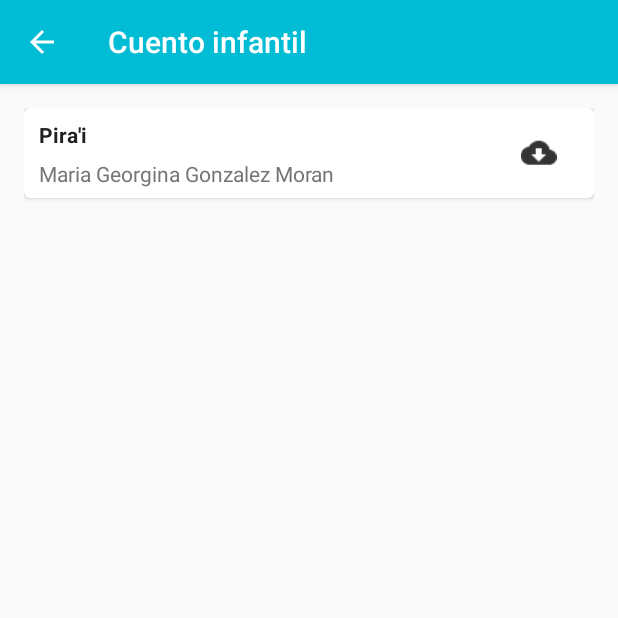
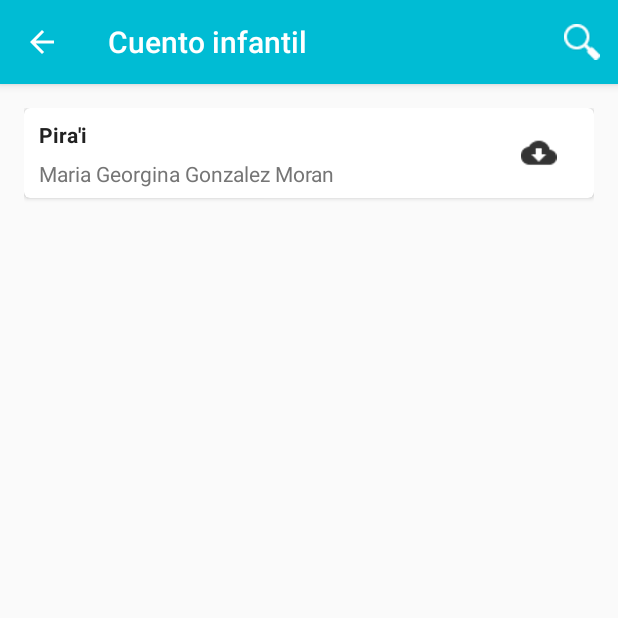
Before and after one commit to dianamelga/Arandu, an Android app: the CuentosActivity screen opened directly, with no data from a screen before it, on a phone screen of 412 x 824 dp, the top half of it. Run offline under Robolectric (Android 15) with nearby library versions, the phone set to English and light mode, and no system bars.

Commit message:
agregue boton de buscar en el toolbar de CuentosActivity, falta programar para que filtre

```diff
--- a/app/src/main/java/com/fpuna/arandu/Views/CuentosActivity.java
+++ b/app/src/main/java/com/fpuna/arandu/Views/CuentosActivity.java
@@ -1,5 +1,6 @@
 package com.fpuna.arandu.Views;
 
+import android.app.SearchManager;
 import android.content.Context;
 import android.media.Image;
 import android.support.design.widget.Snackbar;
@@ -7,8 +8,12 @@ import android.support.v7.app.AppCompatActivity;
 import android.os.Bundle;
 import android.support.v7.widget.LinearLayoutManager;
 import android.support.v7.widget.RecyclerView;
+import android.support.v7.widget.SearchView;
 import android.support.v7.widget.Toolbar;
 import android.text.Layout;
+import android.view.Menu;
+import android.view.MenuInflater;
+import android.view.MenuItem;
 import android.view.View;
 import android.widget.ImageButton;
 import android.widget.TextView;
@@ -18,6 +23,7 @@ import com.fpuna.arandu.Adapters.CategoriaAdapterRecyclerView;
 import com.fpuna.arandu.Adapters.CuentoAdapterRecyclerView;
 import com.fpuna.arandu.Clases.Cuento;
 import com.fpuna.arandu.Interfaces.ICuento;
+import com.fpuna.arandu.MainActivity;
 import com.fpuna.arandu.Presenters.CuentoPresenter;
 import com.fpuna.arandu.R;
 
@@ -29,6 +35,7 @@ public class CuentosActivity extends AppCompatActivity implements ICuento.View{
     View reproductor;
     ImageButton play;
     ImageButton pause;
+    SearchView mSearchView;
 
     protected void onCreate(Bundle savedInstanceState) {
         super.onCreate(savedInstanceState);
@@ -135,4 +142,38 @@ public class CuentosActivity extends AppCompatActivity implements ICuento.View{
         getSupportActionBar().setDisplayHomeAsUpEnabled(upButton);
 
     }
+
+    @Override
+    public boolean onCreateOptionsMenu(Menu menu) {
+        MenuInflater menuInflater = getMenuInflater();
+        menuInflater.inflate(R.menu.search_toolbar, menu);
+
+        MenuItem searchItem = menu.findItem(R.id.action_search);
+
+        SearchManager searchManager = (SearchManager) CuentosActivity.this.getSystemService(Context.SEARCH_SERVICE);
+        mSearchView = (SearchView) searchItem.getActionView();
+
+
+        if (mSearchView != null) {
+            mSearchView.setSearchableInfo(searchManager.getSearchableInfo(CuentosActivity.this.getComponentName()));
+
+            SearchView.OnQueryTextListener queryTextListener = new SearchView.OnQueryTextListener()
+            {
+                public boolean onQueryTextChange(String newText)
+                {
+                    //filtrar las categorias
+                    return true;
+                }
+
+                public boolean onQueryTextSubmit(String query)
+                {
+                    return true;
+                }
+            };
+
+            mSearchView.setOnQueryTextListener(queryTextListener);
+        }
+        return super.onCreateOptionsMenu(menu);
+
+    }
 }
--- a/app/src/main/res/layout/action_toolbar.xml
+++ b/app/src/main/res/layout/action_toolbar.xml
@@ -5,6 +5,9 @@
     android:theme="@style/AppTheme.AppBarOverlay"
     xmlns:android="http://schemas.android.com/apk/res/android">
 
+    <FrameLayout
+        android:layout_width="match_parent"
+        android:layout_height="match_parent">
     <android.support.v7.widget.Toolbar
         android:id="@+id/toolbar"
         android:layout_width="match_parent"
@@ -12,4 +15,5 @@
         android:background="?attr/colorPrimary"
         app:popupTheme="@style/AppTheme.PopupOverlay" />
 
+    </FrameLayout>
 </android.support.design.widget.AppBarLayout>
--- /dev/null
+++ b/app/src/main/res/menu/search_toolbar.xml
@@ -0,0 +1,12 @@
+<?xml version="1.0" encoding="utf-8"?>
+<menu xmlns:android="http://schemas.android.com/apk/res/android"
+    xmlns:tools="http://schemas.android.com/tools"
+    xmlns:app="http://schemas.android.com/apk/res-auto">
+
+    <item
+        android:id="@+id/action_search"
+        android:icon="@drawable/ic_search"
+        app:showAsAction="always|collapseActionView"
+        app:actionViewClass="android.support.v7.widget.SearchView"
+        android:title="Search"/>
+</menu>
--- a/app/src/main/res/values/strings.xml
+++ b/app/src/main/res/values/strings.xml
@@ -1,3 +1,4 @@
 <resources>
     <string name="app_name">Arandu</string>
+    <string name="search_hint">Buscar</string>
 </resources>
--- /dev/null
+++ b/app/src/main/res/xml/searchable.xml
@@ -0,0 +1,4 @@
+<?xml version="1.0" encoding="utf-8"?>
+<searchable xmlns:android="http://schemas.android.com/apk/res/android"
+    android:hint="@string/search_hint"
+    android:label="@string/app_name" />
```
Also changed, not shown: app/src/main/AndroidManifest.xml (+17 -1 lines), app/src/main/java/com/fpuna/arandu/MainActivity.java (+11 -1 lines), app/src/main/res/drawable-hdpi/ic_search.png (added), app/src/main/res/drawable-mdpi/ic_search.png (added), app/src/main/res/drawable-xhdpi/ic_search.png (added), app/src/main/res/drawable-xxhdpi/ic_search.png (added), app/src/main/res/drawable-xxxhdpi/ic_search.png (added).
